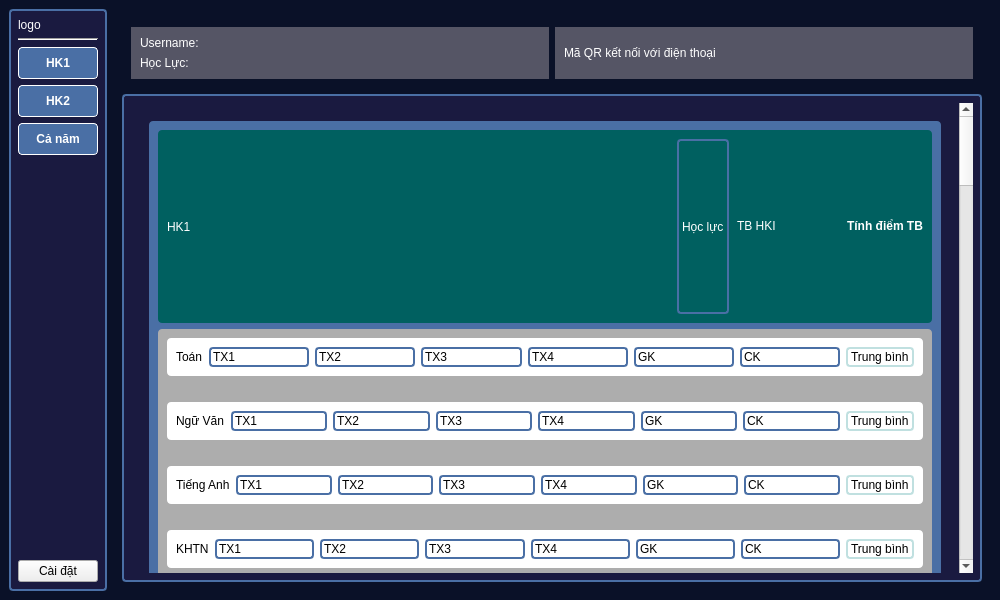
Qt form ui/home.ui (KietIT-bip-bip/PTA39-SPCK) before a commit.
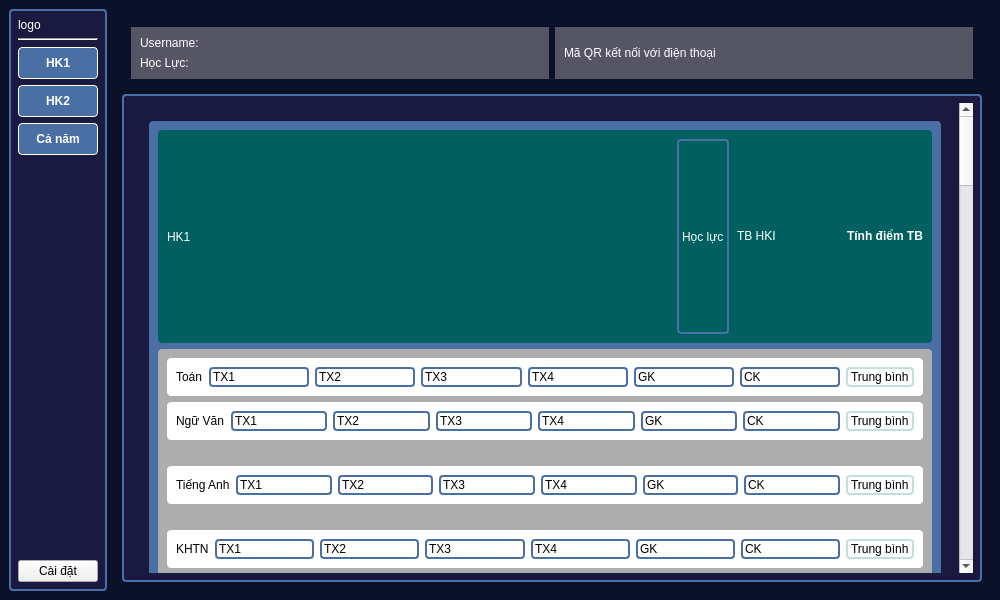
The same form after that commit.

Commit message: Rename QPushButton and QWidget for clarity; remove unnecessary spacer item

```diff
--- a/ui/home.ui
+++ b/ui/home.ui
@@ -495,19 +495,6 @@
                          </layout>
                         </widget>
                        </item>
-                       <item>
-                        <spacer name="horizontalSpacer">
-                         <property name="orientation">
-                          <enum>Qt::Horizontal</enum>
-                         </property>
-                         <property name="sizeHint" stdset="0">
-                          <size>
-                           <width>40</width>
-                           <height>20</height>
-                          </size>
-                         </property>
-                        </spacer>
-                       </item>
                        <item>
                         <widget class="QWidget" name="widget_10" native="true">
                          <property name="styleSheet">
```
Left out of the diff: 4 changed lines with no effect on the pictures.
